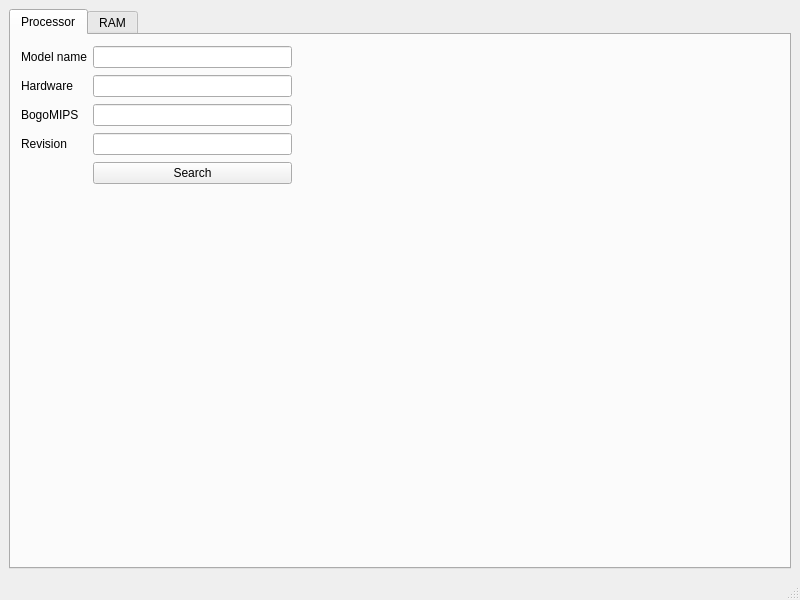
Above: AndroidParser/parser.ui from MaxNazarevskyi/NG_2022_AndroidParser before the change. Below: the same form after it.
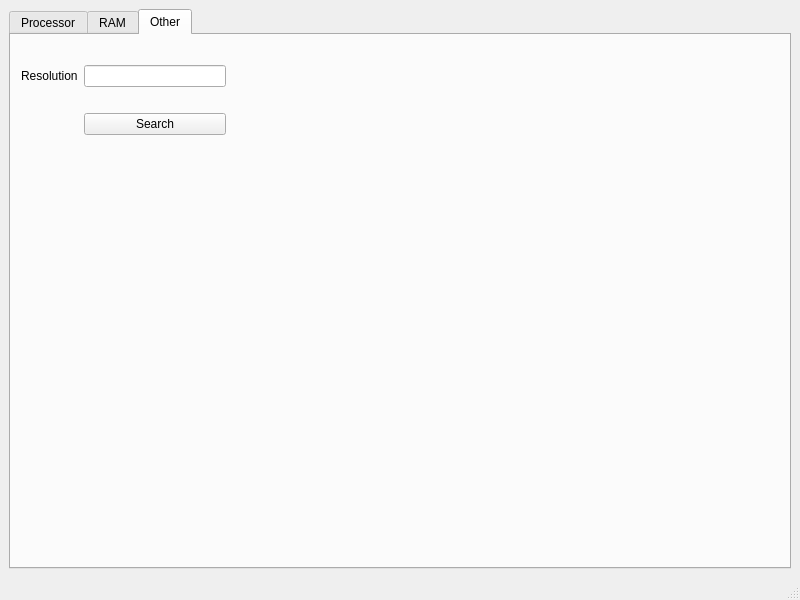
That is the form after the change.

Commit message: Added resolution info

```diff
--- a/AndroidParser/parser.ui
+++ b/AndroidParser/parser.ui
@@ -18,7 +18,7 @@
     <item row="0" column="0" colspan="2">
      <widget class="QTabWidget" name="tabWidget">
       <property name="currentIndex">
-       <number>0</number>
+       <number>2</number>
       </property>
       <widget class="QWidget" name="Processor">
        <attribute name="title">
@@ -30,15 +30,18 @@
           <x>10</x>
           <y>10</y>
           <width>271</width>
-          <height>141</height>
+          <height>166</height>
          </rect>
         </property>
         <layout class="QGridLayout" name="gridLayout">
          <item row="2" column="1">
           <widget class="QLineEdit" name="l_ProcBM"/>
          </item>
-         <item row="0" column="0">
-          <widget class="QLabel" name="label">
+         <item row="3" column="1">
+          <widget class="QLineEdit" name="l_ProcRevision"/>
+         </item>
+         <item row="5" column="1">
+          <widget class="QPushButton" name="b_SearchProc">
            <property name="text">
             <string>Model name</string>
            </property>
@@ -51,13 +54,6 @@
            </property>
           </widget>
          </item>
-         <item row="4" column="1">
-          <widget class="QPushButton" name="b_SearchProc">
-           <property name="text">
-            <string>Search</string>
-           </property>
-          </widget>
-         </item>
          <item row="0" column="1">
           <widget class="QLineEdit" name="l_ProcName"/>
          </item>
@@ -138,6 +134,40 @@
         </layout>
        </widget>
       </widget>
+      <widget class="QWidget" name="tab">
+       <attribute name="title">
+        <string>Other</string>
+       </attribute>
+       <widget class="QWidget" name="layoutWidget_7">
+        <property name="geometry">
+         <rect>
+          <x>10</x>
+          <y>10</y>
+          <width>205</width>
+          <height>110</height>
+         </rect>
+        </property>
+        <layout class="QGridLayout" name="gridLayout_5">
+         <item row="1" column="1">
+          <widget class="QPushButton" name="b_SearchOther">
+           <property name="text">
+            <string>Search</string>
+           </property>
+          </widget>
+         </item>
+         <item row="0" column="0">
+          <widget class="QLabel" name="label_19">
+           <property name="text">
+            <string>Resolution</string>
+           </property>
+          </widget>
+         </item>
+         <item row="0" column="1">
+          <widget class="QLineEdit" name="l_OtherRes"/>
+         </item>
+        </layout>
+       </widget>
+      </widget>
      </widget>
     </item>
    </layout>
```
Left out of the diff: 36 changed lines with no effect on the pictures. The commit also changes 2 other files.
